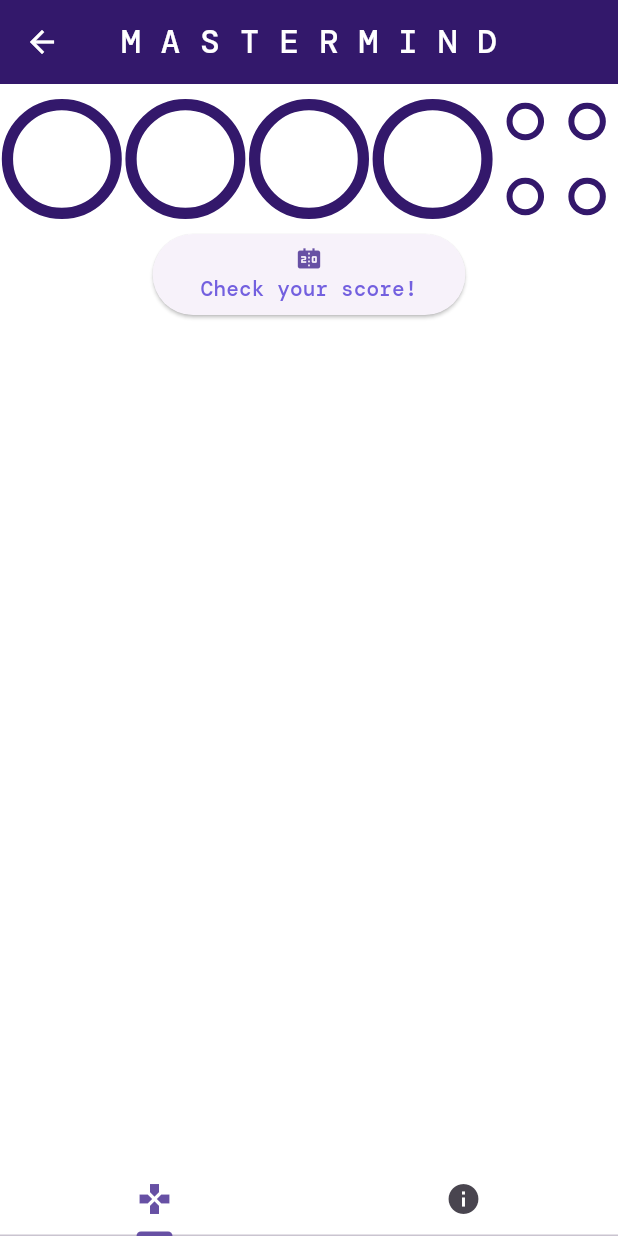
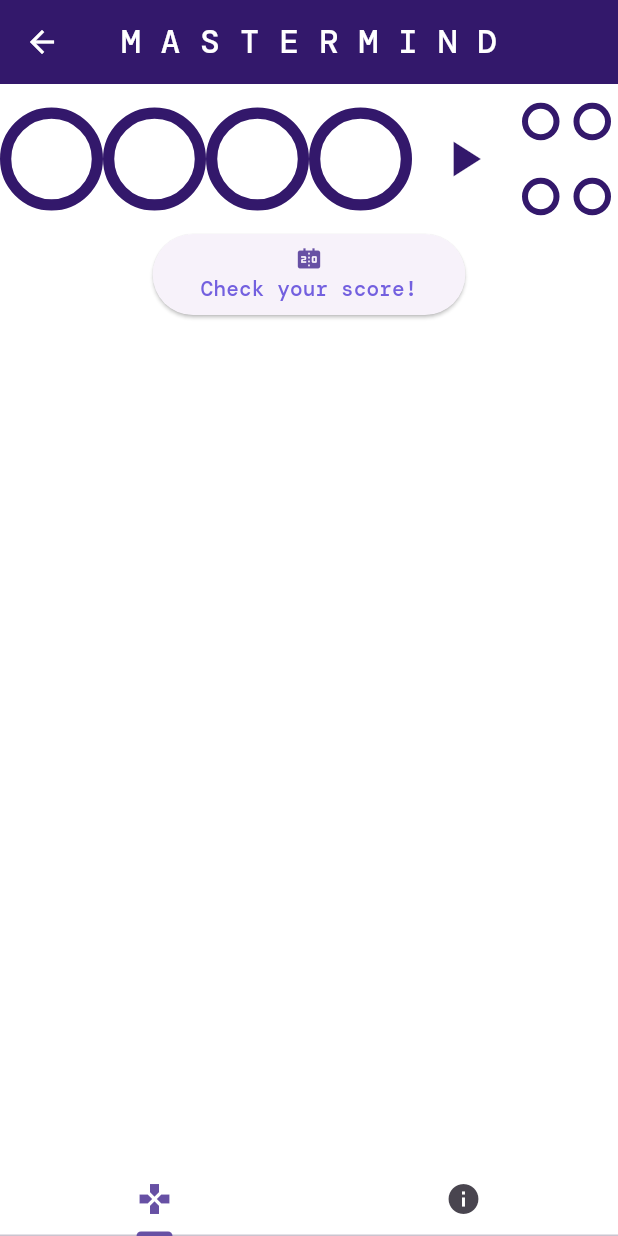
Before and after one commit to galileo-academy-wmiw/flutter_mastermind_sander, a Flutter app: the screen it shows after launch, after a tap on "Play Mastermind!", on a phone screen of 412 x 824 dp. Run offline on Flutter 3.47's test engine with Material 3 defaults, Android fonts, the phone set to English and light mode, and no system bars; our stand-ins replace audioplayers.

Commit message:
Added functionality to codepins, added rudimentary 'submit guess' button

```diff
--- a/lib/codepin.dart
+++ /dev/null
@@ -1,50 +0,0 @@
-import 'package:flutter/material.dart';
-import 'package:flutter_mastermind_sander/theme.dart';
-
-class Codepin extends StatefulWidget {
-  const Codepin({super.key});
-
-  @override
-  State<Codepin> createState() => _CodepinState();
-}
-
-class _CodepinState extends State<Codepin> {
-
-  // Color List
-  List<Color> colorList = [
-    codePinColor0,
-    codePinColor1,
-    codePinColor2,
-    codePinColor3,
-    codePinColor4,
-    codePinColor5,
-    codePinColor6
-  ];
-
-  int i = 0;
-
-  @override
-  Widget build(BuildContext context) {
-    return GestureDetector(
-      onTap: () {
-        setState(() {
-          i++;
-          if (i > 6) i = 1;
-        });
-      },
-      child: Container(
-            width: 80,
-            height: 80,
-            decoration: BoxDecoration(
-              color: colorList[i],
-              shape: BoxShape.circle,
-              border: Border.all(
-                width: 7.5,
-                color: textColor,
-                style: BorderStyle.solid,
-              ),
-          ),
-      ),
-    );
-  }
-}
--- a/lib/game_screen.dart
+++ b/lib/game_screen.dart
@@ -1,19 +1,147 @@
 import 'package:flutter/material.dart';
 import 'package:flutter_mastermind_sander/score_screen.dart';
-import 'codepin.dart';
 import 'scorepin.dart';
 import 'package:audioplayers/audioplayers.dart';
 import 'theme.dart';
+import 'variables.dart';
 
-// Initialize variable rowOfPins
-const rowOfPins = Row(
+
+// Constructor for the widget of a row of pins that will make up the stages of the game
+class RowOfPins extends StatefulWidget {
+  const RowOfPins({super.key});
+
+  @override
+  State<RowOfPins> createState() => _RowOfPinsState();
+}
+
+class _RowOfPinsState extends State<RowOfPins> {
+
+  int index = 0;
+  int i = 0;
+  int j = 0;
+  int k = 0;
+  int l = 0;
+
+  @override
+  Widget build(BuildContext context) {
+    return Row(
       mainAxisAlignment: MainAxisAlignment.spaceAround,
       children: [
-    Expanded(child: Codepin()),
-    Expanded(child: Codepin()),
-    Expanded(child: Codepin()),
-    Expanded(child: Codepin()),
         Expanded(
+            child: GestureDetector(
+              onTap: (){
+                setState(() {
+                  index = 0;
+                  i++;
+                  if (i > 6) i = 1;
+                  codePinColorSequence[index] = i;
+                });
+              },
+              child: Container(
+                width: 80,
+                height: 80,
+                decoration: BoxDecoration(
+                  color: colorList[i],
+                  shape: BoxShape.circle,
+                  border: Border.all(
+                    width: 7.5,
+                    color: textColor,
+                    style: BorderStyle.solid,
+                  ),
+                ),
+              ),
+            )
+        ),
+        Expanded(
+            child: GestureDetector(
+              onTap: (){
+                setState(() {
+                  index = 1;
+                  j++;
+                  if (j > 6) j = 1;
+                  codePinColorSequence[index] = j;
+                });
+              },
+              child: Container(
+                width: 80,
+                height: 80,
+                decoration: BoxDecoration(
+                  color: colorList[j],
+                  shape: BoxShape.circle,
+                  border: Border.all(
+                    width: 7.5,
+                    color: textColor,
+                    style: BorderStyle.solid,
+                  ),
+                ),
+              ),
+            )
+        ),
+        Expanded(
+            child: GestureDetector(
+              onTap: (){
+                setState(() {
+                  index = 2;
+                  k++;
+                  if (k > 6) k = 1;
+                  codePinColorSequence[index] = k;
+                });
+              },
+              child: Container(
+                width: 80,
+                height: 80,
+                decoration: BoxDecoration(
+                  color: colorList[k],
+                  shape: BoxShape.circle,
+                  border: Border.all(
+                    width: 7.5,
+                    color: textColor,
+                    style: BorderStyle.solid,
+                  ),
+                ),
+              ),
+            )
+        ),
+        Expanded(
+            child: GestureDetector(
+              onTap: (){
+                setState(() {
+                  index = 3;
+                  l++;
+                  if (l > 6) l = 1;
+                  codePinColorSequence[index] = l;
+                });
+              },
+              child: Container(
+                width: 80,
+                height: 80,
+                decoration: BoxDecoration(
+                  color: colorList[l],
+                  shape: BoxShape.circle,
+                  border: Border.all(
+                    width: 7.5,
+                    color: textColor,
+                    style: BorderStyle.solid,
+                  ),
+                ),
+              ),
+            )
+        ),
+        Expanded(
+            child: Center(
+              child: IconButton(
+                onPressed: (){
+                  print(codePinColorSequence);
+                },
+                iconSize: 40,
+                color: textColor,
+                icon: const Icon(
+                  Icons.play_arrow
+                ),
+              ),
+            ),
+        ),
+        const Expanded(
           child: Column(
             mainAxisSize: MainAxisSize.max,
             mainAxisAlignment: MainAxisAlignment.spaceAround,
@@ -37,14 +165,6 @@ const rowOfPins = Row(
         ),
       ],
     );
-
-// Constructor for the widget of a row of pins that will make up the stages of the game
-class RowOfPins extends StatelessWidget {
-  const RowOfPins({super.key});
-
-  @override
-  Widget build(BuildContext context) {
-    return rowOfPins;
   }
 }
 
@@ -91,9 +211,9 @@ class GameScreen extends StatelessWidget {
             children: [
               Container(
                 height: 100,
-                  child: RowOfPins()
+                  child: const RowOfPins()
               ),
-              ScoreScreenButton(),
+              const ScoreScreenButton(),
             ]
         )
     );
--- a/lib/main.dart
+++ b/lib/main.dart
@@ -3,7 +3,6 @@ import 'start_screen.dart';
 import 'info_screen.dart';
 import "game_screen.dart";
 import 'theme.dart';
-import 'game_logic.dart';
 
 
 void main() {
--- a/lib/start_screen.dart
+++ b/lib/start_screen.dart
@@ -16,7 +16,6 @@ class MastermindLogo extends StatelessWidget {
 
 class StartScreen extends StatelessWidget {
   Widget build(BuildContext context) {
-    ThemeData theme = Theme.of(context);
     return Center(
       child: Column(
         mainAxisAlignment: MainAxisAlignment.spaceAround,
--- a/lib/theme.dart
+++ b/lib/theme.dart
@@ -1,5 +1,4 @@
 import 'package:flutter/material.dart';
-import 'main.dart';
 
 // Text styles
 const TextStyle buttonTextStyle = TextStyle(
--- /dev/null
+++ b/lib/variables.dart
@@ -0,0 +1,15 @@
+import 'package:flutter/material.dart';
+import 'theme.dart';
+
+// Color List
+List<Color> colorList = [
+  codePinColor0,
+  codePinColor1,
+  codePinColor2,
+  codePinColor3,
+  codePinColor4,
+  codePinColor5,
+  codePinColor6
+];
+
+List<int> codePinColorSequence = [0, 0, 0, 0];
```
Lines whose indentation alone changed are shown as unchanged.
